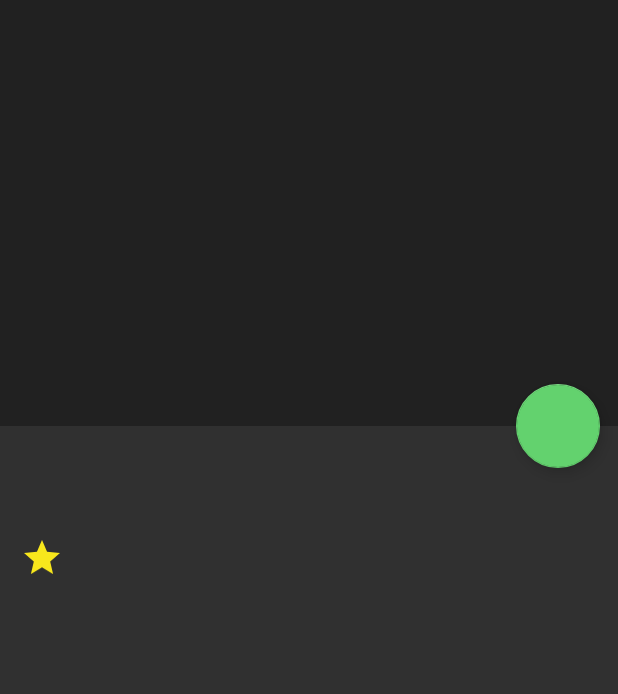
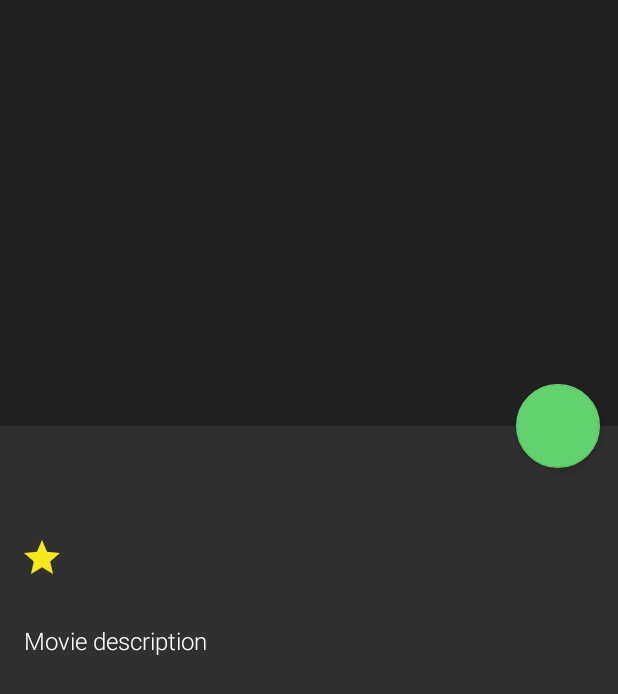
Before and after one commit to llollox/SpotifyMoviesApp, an Android app: the layout movie_detail_activity.xml on its own in the app's theme, with its tools: preview values and no code run, on a phone screen of 412 x 824 dp. Shown: the top 694 px of the screen. Run offline under Robolectric (Android 15) with nearby library versions, the phone set to English and light mode, and no system bars.

Commit message:
Fix AndroidManifest. Fix movie detail activity layout

```diff
--- a/movies-sample/src/main/java/com/lorenzorigato/movies_sample/ui/TestActivity.java
+++ b/movies-sample/src/main/java/com/lorenzorigato/movies_sample/ui/TestActivity.java
@@ -13,6 +13,10 @@ public class TestActivity extends AppCompatActivity {
     @Override
     protected void onCreate(@Nullable Bundle savedInstanceState) {
         super.onCreate(savedInstanceState);
+        this.startDetailActivity();
+    }
+
+    private void startDetailActivity() {
         Intent intent = MovieDetailActivity.getCallingIntent(this, 682);
         startActivity(intent);
         finish();
--- a/movies/src/main/res/layout/movie_detail_activity.xml
+++ b/movies/src/main/res/layout/movie_detail_activity.xml
@@ -19,6 +19,11 @@
             android:layout_width="match_parent"
             android:layout_height="match_parent"
             app:layout_behavior="@string/appbar_scrolling_view_behavior">
+
+            <LinearLayout
+                android:layout_width="match_parent"
+                android:layout_height="wrap_content"
+                android:orientation="vertical">
 
                 <LinearLayout
                     android:layout_width="match_parent"
@@ -57,19 +62,22 @@
 
                     </LinearLayout>
 
+                </LinearLayout>
+
                 <androidx.recyclerview.widget.RecyclerView
                     android:id="@+id/movie_detail_actors_recycler_view"
                     android:layout_width="match_parent"
-                    android:layout_height="wrap_content"/>
+                    android:layout_height="wrap_content" />
 
                 <TextView
-                    android:layout_marginTop="16dp"
                     android:layout_width="wrap_content"
                     android:layout_height="wrap_content"
                     android:fontFamily="sans-serif-light"
                     android:textColor="@color/colorTextPrimary"
                     android:text="@{state.description}"
-                    android:textSize="16sp"/>
+                    android:textSize="16sp"
+                    android:padding="16dp"
+                    tools:text="Movie description"/>
 
             </LinearLayout>
 
```
Also changed, not shown: app/src/main/AndroidManifest.xml (+1 -8 lines). Lines whose indentation alone changed are shown as unchanged.
